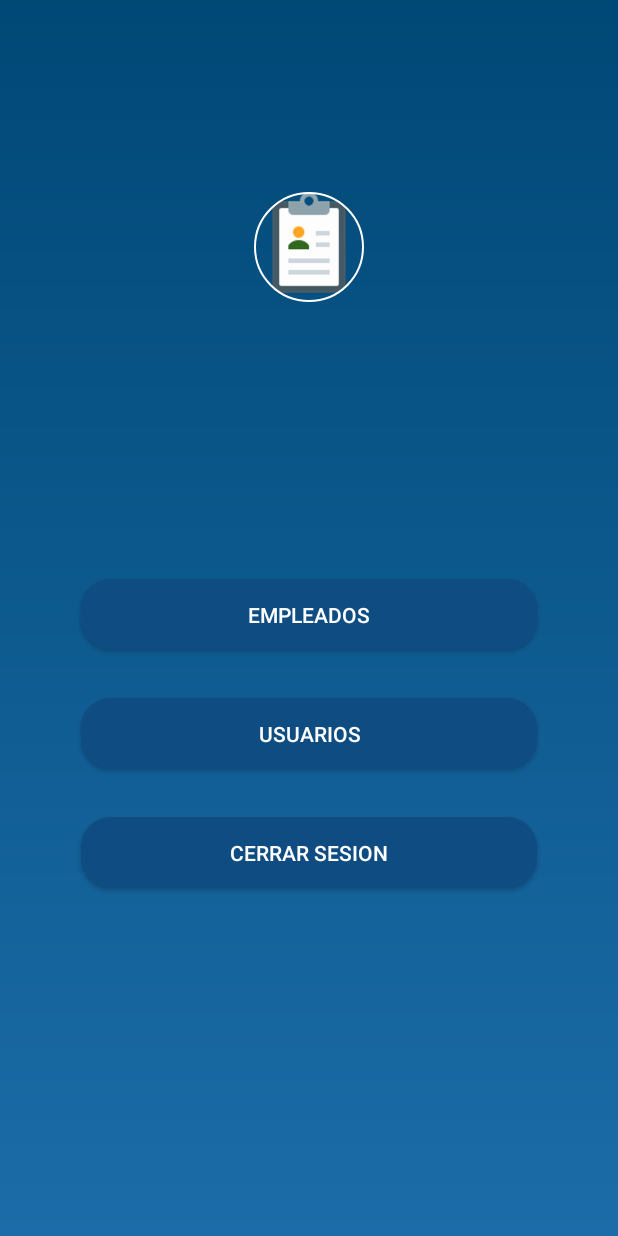
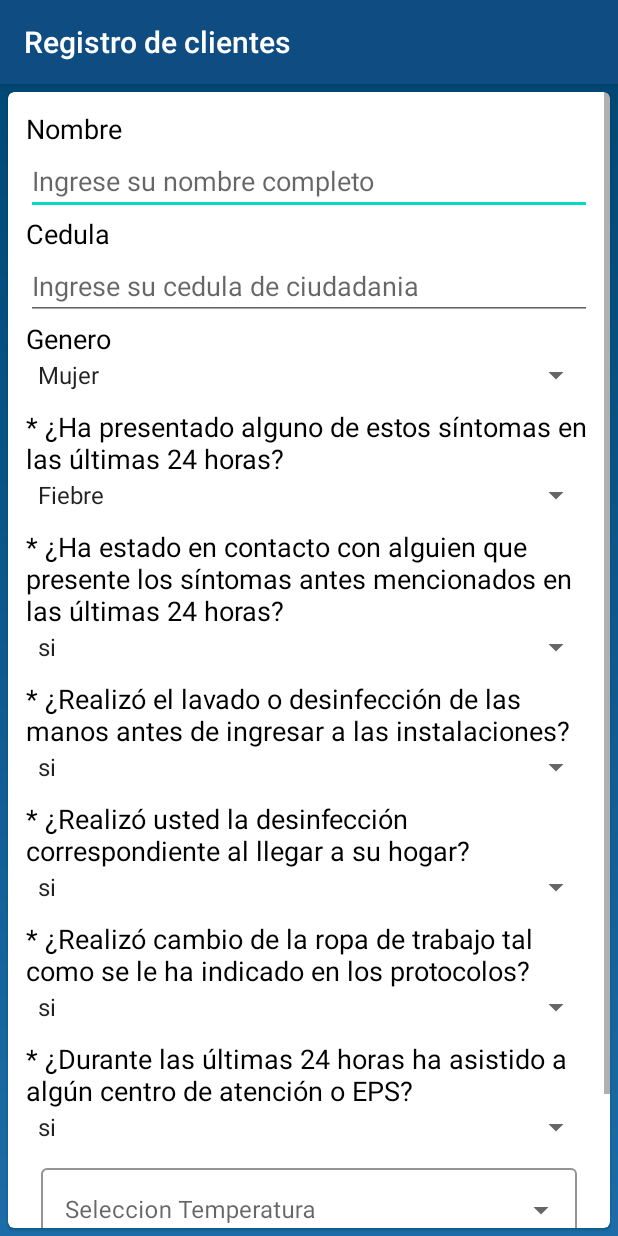
Before and after one commit to i3mDevep/CovidControlApp, an Android app: the MenuActivity screen opened directly, with no data from a screen before it, after a tap on "USUARIOS", on a phone screen of 412 x 824 dp. Run offline under Robolectric (Android 15) with nearby library versions, the phone set to English and light mode, and no system bars; our stand-ins replace Firebase (no records; nobody signed in at launch, a user with empty details on screens opened directly).

Commit message:
add client ui

```diff
--- a/app/src/main/java/com/example/ardocontrol/ArdoApplication.java
+++ b/app/src/main/java/com/example/ardocontrol/ArdoApplication.java
@@ -3,9 +3,11 @@ package com.example.ardocontrol;
 import android.app.Application;
 
 public class ArdoApplication extends Application {
+
     private String idCompany;
     private String idSubCompany;
     private String displayName;
+    private String email;
 
     public String getEmail() {
         return email;
@@ -14,8 +16,6 @@ public class ArdoApplication extends Application {
     public void setEmail(String email) {
         this.email = email;
     }
-
-    private String email;
 
     public String getDisplayName() {
         return displayName;
--- a/app/src/main/java/com/example/ardocontrol/menu/view/MenuActivity.java
+++ b/app/src/main/java/com/example/ardocontrol/menu/view/MenuActivity.java
@@ -12,6 +12,7 @@ import com.example.ardocontrol.R;
 import com.example.ardocontrol.login.view.LoginActivity;
 import com.example.ardocontrol.menu.presenter.MenuActivityPresenter;
 import com.example.ardocontrol.menu.presenter.MenuActivityPresenterImpl;
+import com.example.ardocontrol.scanClients.view.ScanClientMainActivity;
 import com.example.ardocontrol.scanPeople.view.ScanPeopleActivity;
 
 public class MenuActivity extends AppCompatActivity implements MenuActivityView{
@@ -58,7 +59,8 @@ public class MenuActivity extends AppCompatActivity implements MenuActivityView{
        startActivity(intent);
    }
    public void scanUser(View view){
-
+       Intent intent = new Intent(this, ScanClientMainActivity.class);
+       startActivity(intent);
    }
     @Override
     public void onBackPressed() {
--- /dev/null
+++ b/app/src/main/java/com/example/ardocontrol/scanClients/view/ScanClientMainActivity.java
@@ -0,0 +1,16 @@
+package com.example.ardocontrol.scanClients.view;
+
+import androidx.appcompat.app.AppCompatActivity;
+
+import android.os.Bundle;
+
+import com.example.ardocontrol.R;
+
+public class ScanClientMainActivity extends AppCompatActivity {
+
+    @Override
+    protected void onCreate(Bundle savedInstanceState) {
+        super.onCreate(savedInstanceState);
+        setContentView(R.layout.activity_scan_client_main);
+    }
+}
--- a/app/src/main/java/com/example/ardocontrol/scanPeople/view/ScanPeopleActivity.java
+++ b/app/src/main/java/com/example/ardocontrol/scanPeople/view/ScanPeopleActivity.java
@@ -15,7 +15,9 @@ import android.view.View;
 import android.widget.ArrayAdapter;
 import android.widget.AutoCompleteTextView;
 import android.widget.Button;
+import android.widget.CompoundButton;
 import android.widget.EditText;
+import android.widget.TextView;
 import android.widget.Toast;
 
 import com.example.ardocontrol.ArdoApplication;
@@ -36,6 +38,8 @@ import java.util.List;
 public class ScanPeopleActivity extends AppCompatActivity implements ScanPeopleActivityView {
 
     private static final int PERMISSION_FINE_LOCATION = 99;
+
+    private TextView textType;
     private EditText address, name, identification, gender, cellphone, temperature;
     private Button btnsend;
     private SwitchMaterial selectAction;
@@ -59,12 +63,23 @@ public class ScanPeopleActivity extends AppCompatActivity implements ScanPeopleA
         gender = (EditText) findViewById(R.id.text_gender);
         cellphone = (EditText) findViewById(R.id.text_cellphone);
         temperature = (EditText) findViewById(R.id.dropTemperature);
+        textType = (TextView) findViewById(R.id.textViewTypeAction);
 
         btnsend = (Button) findViewById(R.id.btn_send_doc);
 
         completeTextView = (AutoCompleteTextView) findViewById(R.id.dropTemperature);
 
         selectAction = (SwitchMaterial) findViewById(R.id.type_action_switch);
+        selectAction.setOnCheckedChangeListener(new CompoundButton.OnCheckedChangeListener() {
+            @Override
+            public void onCheckedChanged(CompoundButton buttonView, boolean isChecked) {
+                if(isChecked){
+                    textType.setText("Entrada");
+                }else{
+                    textType.setText("Salida");
+                }
+            }
+        });
 
         loadingScan = new LoadingScan(this);
 
--- /dev/null
+++ b/app/src/main/res/layout/activity_scan_client_main.xml
@@ -0,0 +1,368 @@
+<?xml version="1.0" encoding="utf-8"?>
+<LinearLayout xmlns:android="http://schemas.android.com/apk/res/android"
+    xmlns:app="http://schemas.android.com/apk/res-auto"
+    xmlns:tools="http://schemas.android.com/tools"
+    android:layout_width="match_parent"
+    android:layout_height="match_parent"
+    android:background="@drawable/gradientlogin"
+    tools:context=".scanClients.view.ScanClientMainActivity">
+    <com.google.android.material.card.MaterialCardView
+        android:id="@+id/card"
+        android:layout_margin="5dp"
+        android:layout_width="match_parent"
+        android:layout_height="wrap_content"
+        android:layout_marginTop="@dimen/cardview_scan_margintop"
+        app:layout_constraintStart_toStartOf="parent"
+        android:theme="@style/Theme.MaterialComponents.Light"
+        >
+    <ScrollView
+        android:layout_width="match_parent"
+        android:layout_height="match_parent"
+        app:layout_constraintBottom_toBottomOf="parent"
+        app:layout_constraintEnd_toEndOf="parent"
+        app:layout_constraintStart_toStartOf="parent"
+        app:layout_constraintTop_toTopOf="parent">
+
+        <LinearLayout
+            android:layout_margin="12dp"
+            android:layout_width="match_parent"
+            android:layout_height="wrap_content"
+            android:orientation="vertical">
+
+            <LinearLayout
+                android:layout_width="match_parent"
+                android:layout_height="wrap_content"
+                android:orientation="horizontal">
+
+                <TextView
+                    android:layout_width="wrap_content"
+                    android:layout_height="wrap_content"
+                    android:text="@string/formname"
+                    android:textColor="@android:color/black"
+                    android:textSize="8pt"></TextView>
+            </LinearLayout>
+
+            <LinearLayout
+                android:layout_width="match_parent"
+                android:layout_height="wrap_content"
+                android:orientation="horizontal">
+
+                <EditText
+                    android:id="@+id/name"
+                    android:layout_width="match_parent"
+                    android:layout_height="wrap_content"
+                    android:hint="Ingrese su nombre completo"
+                    android:textColor="@android:color/black"
+                    android:textSize="8pt"></EditText>
+            </LinearLayout>
+            <LinearLayout
+                android:layout_width="match_parent"
+                android:layout_height="wrap_content"
+                android:orientation="horizontal">
+
+                <TextView
+                    android:layout_width="wrap_content"
+                    android:layout_height="wrap_content"
+                    android:text="@string/formdocument"
+                    android:textColor="@android:color/black"
+                    android:textSize="8pt"></TextView>
+            </LinearLayout>
+
+            <LinearLayout
+                android:layout_width="match_parent"
+                android:layout_height="wrap_content"
+                android:orientation="horizontal">
+
+                <EditText
+                    android:id="@+id/document"
+                    android:layout_width="match_parent"
+                    android:layout_height="wrap_content"
+                    android:hint="Ingrese su cedula de ciudadania"
+                    android:textColor="@android:color/black"
+                    android:textSize="8pt"></EditText>
+            </LinearLayout>
+            <LinearLayout
+                android:layout_width="match_parent"
+                android:layout_height="wrap_content"
+                android:orientation="horizontal">
+
+                <TextView
+                    android:layout_width="wrap_content"
+                    android:layout_height="wrap_content"
+                    android:text="@string/formgender"
+                    android:textColor="@android:color/black"
+                    android:textSize="8pt"></TextView>
+            </LinearLayout>
+
+            <LinearLayout
+                android:layout_width="match_parent"
+                android:layout_height="wrap_content"
+                android:orientation="horizontal"
+                android:paddingBottom="@dimen/padding_form_user"
+                >
+                <Spinner
+                    android:id="@+id/gender_options"
+                    android:layout_width="fill_parent"
+                    android:layout_height="wrap_content"
+                    android:layout_alignParentTop="true"
+                    android:layout_centerHorizontal="true"
+                    android:entries="@array/gender_data"/>
+
+            </LinearLayout>
+
+            <LinearLayout
+                android:layout_width="match_parent"
+                android:layout_height="wrap_content"
+                android:orientation="horizontal">
+
+                <TextView
+                    android:layout_width="wrap_content"
+                    android:layout_height="wrap_content"
+                    android:text="@string/quest2"
+                    android:textColor="@android:color/black"
+                    android:textSize="8pt"></TextView>
+            </LinearLayout>
+
+            <LinearLayout
+                android:layout_width="match_parent"
+                android:layout_height="wrap_content"
+                android:orientation="horizontal"
+                android:paddingBottom="@dimen/padding_form_user"
+                >
+
+                <Spinner
+                    android:id="@+id/q2_data"
+                    android:layout_width="fill_parent"
+                    android:layout_height="wrap_content"
+                    android:layout_alignParentTop="true"
+                    android:layout_centerHorizontal="true"
+                    android:entries="@array/quest2_data"
+                    android:textColor="@android:color/black"></Spinner>
+            </LinearLayout>
+
+            <LinearLayout
+                android:layout_width="match_parent"
+                android:layout_height="wrap_content"
+                android:orientation="horizontal">
+
+                <TextView
+                    android:layout_width="wrap_content"
+                    android:layout_height="wrap_content"
+                    android:text="@string/quest3"
+                    android:textColor="@android:color/black"
+                    android:textSize="8pt"></TextView>
+            </LinearLayout>
+
+            <LinearLayout
+                android:layout_width="match_parent"
+                android:layout_height="wrap_content"
+                android:orientation="horizontal"
+                android:paddingBottom="@dimen/padding_form_user"
+                >
+
+                <Spinner
+                    android:id="@+id/q3_data"
+                    android:layout_width="fill_parent"
+                    android:layout_height="wrap_content"
+                    android:layout_alignParentTop="true"
+                    android:layout_centerHorizontal="true"
+                    android:entries="@array/bool_data"
+                    android:textColor="@android:color/black"></Spinner>
+            </LinearLayout>
+
+            <LinearLayout
+                android:layout_width="match_parent"
+                android:layout_height="wrap_content"
+                android:orientation="horizontal">
+
+                <TextView
+                    android:layout_width="wrap_content"
+                    android:layout_height="wrap_content"
+                    android:text="@string/quest4"
+                    android:textColor="@android:color/black"
+                    android:textSize="8pt"></TextView>
+            </LinearLayout>
+
+            <LinearLayout
+                android:layout_width="match_parent"
+                android:layout_height="wrap_content"
+                android:orientation="horizontal"
+                android:paddingBottom="@dimen/padding_form_user"
+                >
+
+                <Spinner
+                    android:id="@+id/q4_data"
+                    android:layout_width="fill_parent"
+                    android:layout_height="wrap_content"
+                    android:layout_alignParentTop="true"
+                    android:layout_centerHorizontal="true"
+                    android:entries="@array/bool_data"
+                    android:textColor="@android:color/black"></Spinner>
+            </LinearLayout>
+
+            <LinearLayout
+                android:layout_width="match_parent"
+                android:layout_height="wrap_content"
+                android:orientation="horizontal">
+
+                <TextView
+                    android:layout_width="wrap_content"
+                    android:layout_height="wrap_content"
+                    android:text="@string/quest5"
+                    android:textColor="@android:color/black"
+                    android:textSize="8pt"></TextView>
+            </LinearLayout>
+
+            <LinearLayout
+                android:layout_width="match_parent"
+                android:layout_height="wrap_content"
+                android:orientation="horizontal"
+                android:paddingBottom="@dimen/padding_form_user">
+
+                <Spinner
+                    android:id="@+id/q5_data"
+                    android:layout_width="fill_parent"
+                    android:layout_height="wrap_content"
+                    android:layout_alignParentTop="true"
+                    android:layout_centerHorizontal="true"
+                    android:entries="@array/bool_data"
+                    android:textColor="@android:color/black"></Spinner>
+            </LinearLayout>
+
+            <LinearLayout
+                android:layout_width="match_parent"
+                android:layout_height="wrap_content"
+                android:orientation="horizontal"
+                >
+
+                <TextView
+                    android:layout_width="wrap_content"
+                    android:layout_height="wrap_content"
+                    android:text="@string/quest6"
+                    android:textColor="@android:color/black"
+                    android:textSize="8pt"></TextView>
+            </LinearLayout>
+
+            <LinearLayout
+                android:layout_width="match_parent"
+                android:layout_height="wrap_content"
+                android:orientation="horizontal"
+                android:paddingBottom="@dimen/padding_form_user"
+                >
+
+                <Spinner
+                    android:id="@+id/q6_data"
+                    android:layout_width="fill_parent"
+                    android:layout_height="wrap_content"
+                    android:layout_alignParentTop="true"
+                    android:layout_centerHorizontal="true"
+                    android:entries="@array/bool_data"
+                    android:textColor="@android:color/black"></Spinner>
+            </LinearLayout>
+
+            <LinearLayout
+                android:layout_width="match_parent"
+                android:layout_height="wrap_content"
+                android:orientation="horizontal"
+                >
+
+                <TextView
+                    android:layout_width="wrap_content"
+                    android:layout_height="wrap_content"
+                    android:text="@string/quest7"
+                    android:textColor="@android:color/black"
+                    android:textSize="8pt"></TextView>
+            </LinearLayout>
+
+            <LinearLayout
+                android:layout_width="match_parent"
+                android:layout_height="wrap_content"
+                android:orientation="horizontal"
+                android:paddingBottom="@dimen/padding_form_user"
+                >
+
+                <Spinner
+                    android:id="@+id/q7_data"
+                    android:layout_width="fill_parent"
+                    android:layout_height="wrap_content"
+                    android:layout_alignParentTop="true"
+                    android:layout_centerHorizontal="true"
+                    android:entries="@array/bool_data"
+                    android:textColor="@android:color/black"></Spinner>
+            </LinearLayout>
+            <com.google.android.material.textfield.TextInputLayout
+                android:id="@+id/cquest1"
+                style="@style/Widget.MaterialComponents.TextInputLayout.OutlinedBox.ExposedDropdownMenu"
+                android:layout_width="match_parent"
+                android:layout_height="wrap_content"
+                android:orientation="vertical"
+                app:boxStrokeColor="@color/colorAccent"
+                app:endIconMode="dropdown_menu"
+                android:paddingStart="@dimen/keyline_4"
+                android:paddingEnd="@dimen/keyline_4"
+                app:layout_constraintEnd_toEndOf="parent"
+                app:layout_constraintStart_toStartOf="parent"
+                app:layout_constraintTop_toBottomOf="@+id/caddrees">
+
+                <AutoCompleteTextView
+                    android:id="@+id/dropTemperature"
+                    android:layout_width="match_parent"
+                    android:layout_height="wrap_content"
+                    android:inputType="numberDecimal"
+                    android:dropDownHeight="@dimen/height_dropdown_temperature"
+                    android:hint="@string/hint_temperature_scan"
+                    />
+            </com.google.android.material.textfield.TextInputLayout>
+            <LinearLayout
+                android:layout_width="match_parent"
+                android:layout_height="match_parent"
+                android:paddingBottom="@dimen/radius_button_login">
+                <Button
+                    android:id="@+id/btn_read_doc"
+                    style="@style/Widget.MaterialComponents.Button.TextButton"
+                    android:layout_width="wrap_content"
+                    android:textColor="@color/primaryDarkColor"
+                    android:layout_height="41dp"
+                    android:paddingStart="@dimen/keyline_4"
+                    android:paddingEnd="@dimen/keyline_4"
+                    android:layout_marginStart="10dp"
+                    android:layout_marginTop="15dp"
+                    android:layout_marginBottom="8dp"
+                    android:text="@string/btn_scan_get"
+                    app:layout_constraintBottom_toBottomOf="parent"
+                    app:layout_constraintTop_toBottomOf="@id/cquest1" />
+                <Button
+                    android:id="@+id/btn_cancel"
+                    style="@style/Widget.MaterialComponents.Button.TextButton"
+                    android:layout_width="wrap_content"
+                    android:layout_height="41dp"
+                    android:textColor="@color/primaryDarkColor"
+                    android:paddingStart="@dimen/keyline_4"
+                    android:paddingEnd="@dimen/keyline_4"
+                    android:layout_marginStart="8dp"
+                    android:layout_marginTop="15dp"
+                    android:layout_marginBottom="8dp"
+                    android:text="@string/btn_scan_cancel"
+                    app:layout_constraintBottom_toBottomOf="parent"
+                    app:layout_constraintTop_toBottomOf="@id/cquest1" />
+                <Button
+                    android:id="@+id/btn_send_doc"
+                    android:enabled="false"
+                    style="@style/Widget.MaterialComponents.Button.TextButton"
+                    android:layout_width="wrap_content"
+                    android:layout_height="41dp"
+                    android:textColor="@color/primaryDarkColor"
+                    android:paddingStart="@dimen/keyline_4"
+                    android:paddingEnd="@dimen/keyline_4"
+                    android:layout_marginStart="8dp"
+                    android:layout_marginTop="15dp"
+                    android:layout_marginBottom="8dp"
+                    android:text="@string/btn_scan_send"
+                    app:layout_constraintBottom_toBottomOf="parent"
+                    app:layout_constraintTop_toBottomOf="@id/cquest1" />
+            </LinearLayout>
+
+        </LinearLayout>
+    </ScrollView>
+    </com.google.android.material.card.MaterialCardView>
+</LinearLayout>
--- a/app/src/main/res/layout/activity_scan_people.xml
+++ b/app/src/main/res/layout/activity_scan_people.xml
@@ -4,7 +4,7 @@
     xmlns:tools="http://schemas.android.com/tools"
     android:layout_width="match_parent"
     android:layout_height="match_parent"
-    android:background="@color/primaryDarkColor"
+    android:background="@drawable/gradientlogin"
     tools:context=".scanPeople.view.ScanPeopleActivity">
     <LinearLayout
         android:layout_width="match_parent"
@@ -173,6 +173,12 @@
                             android:hint="@string/hint_temperature_scan"
                             />
                     </com.google.android.material.textfield.TextInputLayout>
+                <LinearLayout
+                    android:layout_width="match_parent"
+                    android:padding="2pt"
+                    android:layout_height="wrap_content"
+                    android:orientation="horizontal"
+                    >
                     <com.google.android.material.switchmaterial.SwitchMaterial
                         android:layout_width="wrap_content"
                         android:id="@+id/type_action_switch"
@@ -184,6 +190,15 @@
                         android:textOn="@string/swith_type_in"
                         android:textOff="@string/swith_type_out"
                         />
+
+                    <TextView
+                        android:id="@+id/textViewTypeAction"
+                        android:layout_width="wrap_content"
+                        android:layout_height="wrap_content"
+                        android:padding="20dp"
+                        android:text="Entrada"
+                        android:textSize="@dimen/textview_typeaction" />
+                </LinearLayout>
                 <LinearLayout
                     android:layout_width="match_parent"
                     android:layout_height="match_parent">
--- a/app/src/main/res/values/dimens.xml
+++ b/app/src/main/res/values/dimens.xml
@@ -12,4 +12,6 @@
     <dimen name="swith_min_width">50dp</dimen>
     <dimen name="textview_displayname">15sp</dimen>
     <dimen name="textview_email">12sp</dimen>
+    <dimen name="textview_typeaction">14sp</dimen>
+    <dimen name="padding_form_user">10dp</dimen>
 </resources>
--- a/app/src/main/res/values/strings.xml
+++ b/app/src/main/res/values/strings.xml
@@ -25,4 +25,35 @@
     <string name="swith_type_out">Salida</string>
     <string name="title_scanpeopleactivity">Registro de empleados</string>
     <string name="copyrigth">© 2014 Ardobot Robótica SAS</string>
+
+    <string name="formname">Nombre</string>
+    <string name="formdocument">Cedula</string>
+    <string name="formgender">Genero</string>
+    <string name="quest2"> * ¿Ha presentado alguno de estos síntomas en las últimas 24 horas? </string>
+    <string name="quest3"> * ¿Ha estado en contacto con alguien que presente los síntomas antes mencionados en las últimas 24 horas? </string>
+    <string name="quest4"> * ¿Realizó el lavado o desinfección de las manos antes de ingresar a las instalaciones?</string>
+    <string name="quest5"> * ¿Realizó usted la desinfección correspondiente al llegar a su hogar? </string>
+    <string name="quest6"> * ¿Realizó cambio de la ropa de trabajo tal como se le ha indicado en los protocolos? </string>
+    <string name="quest7"> * ¿Durante las últimas 24 horas ha asistido a algún centro de atención o EPS? </string>
+    <string name="title_scanclietactivity">Registro de clientes</string>
+    <string-array name="quest2_data">
+        <item>Fiebre</item>
+        <item>Tos</item>
+        <item>Dolor de cabeza</item>
+        <item>Dolor de garganta</item>
+        <item>Malestar general</item>
+        <item>Dificultad para respirar</item>
+        <item>Secreciones nasales</item>
+        <item>Diarrea</item>
+        <item>Ausencia de fuerza física</item>
+        <item>No he presentado ninguno de los síntomas mencionados</item>
+    </string-array>
+    <string-array name="bool_data">
+        <item>si</item>
+        <item>no</item>
+    </string-array>
+    <string-array name="gender_data">
+        <item>Mujer</item>
+        <item>Hombre</item>
+    </string-array>
 </resources>
```
Also changed, not shown: app/src/main/AndroidManifest.xml (+11 -8 lines). Lines whose indentation alone changed are shown as unchanged.
